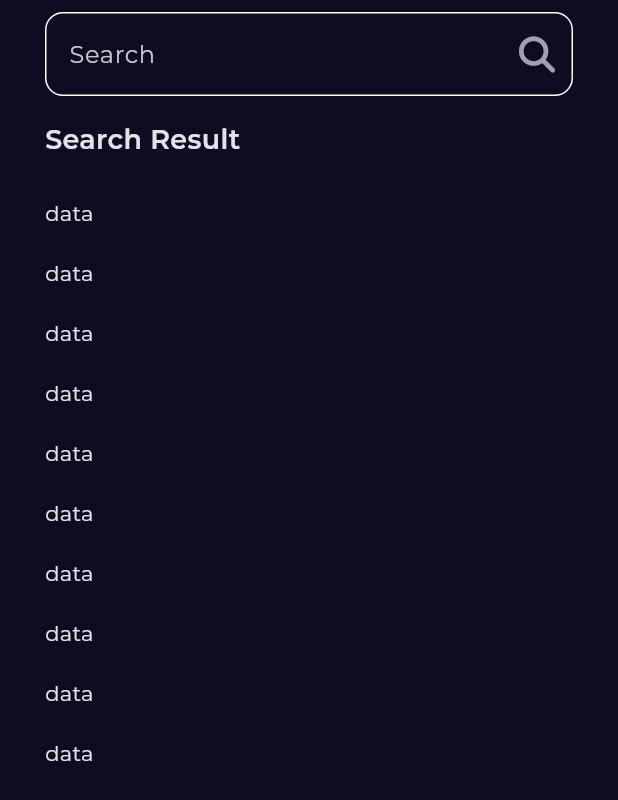
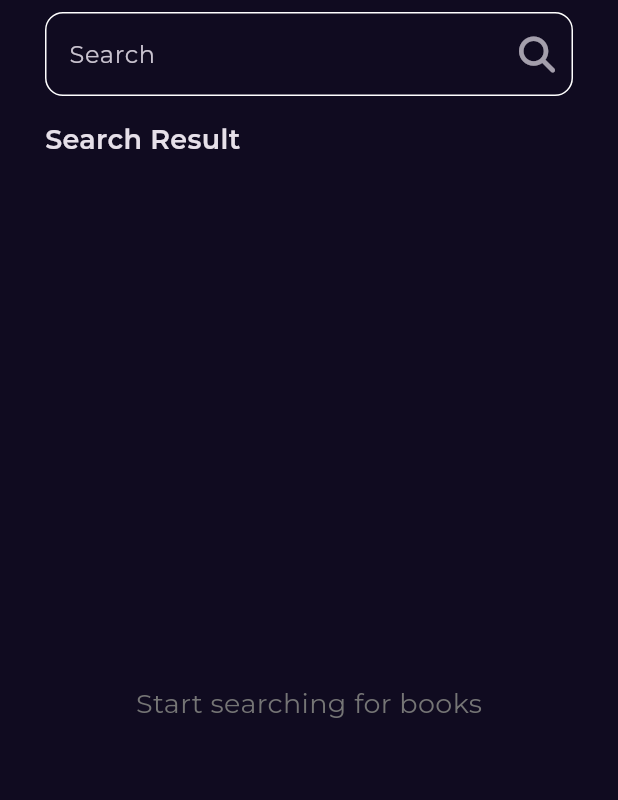
Before and after one commit to Ahmed-khedrovica/booklyapp, a Flutter app: the SearchView screen opened by its route, on a phone screen of 412 x 824 dp. Shown: the top 800 px of the screen. Run offline on Flutter 3.47's test engine with Material 3 defaults, Android fonts, the phone set to English and light mode, and no system bars; our stand-ins replace bloc, cached_network_image, dartz, dio, equatable, flutter_bloc and 4 more; network calls fail.

Commit message:
search view done

```diff
--- a/lib/Features/home/presentation/views/widgets/book_action.dart
+++ b/lib/Features/home/presentation/views/widgets/book_action.dart
@@ -1,7 +1,6 @@
 import 'package:booklyapp/Features/home/data/models/book_model/book_model.dart';
 import 'package:flutter/material.dart';
 
-import '../../../../../core/utils/functions/launch_url.dart';
 import '../../../../../core/widgets/custom_button.dart';
 
 class BooksAction extends StatelessWidget {
@@ -25,7 +24,7 @@ class BooksAction extends StatelessWidget {
         Expanded(
           child: CustomButton(
             onPressed: () async{
-              launchCustomUrl(context , bookModel.volumeInfo.previewLink);
+              // TODO: Implement URL launcher
             },
             text: getText(bookModel),
             backgroundColor: Colors.orange,
--- /dev/null
+++ b/lib/Features/search/data/repos/search_repo.dart
@@ -0,0 +1,7 @@
+import 'package:booklyapp/Features/home/data/models/book_model/book_model.dart';
+import 'package:booklyapp/core/errors/failures.dart';
+import 'package:dartz/dartz.dart';
+
+abstract class SearchRepo{
+  Future<Either<Failure , List<BookModel>>> searchBooks(String query);
+}
--- /dev/null
+++ b/lib/Features/search/data/repos/search_repo_impl.dart
@@ -0,0 +1,33 @@
+import 'package:booklyapp/Features/home/data/models/book_model/book_model.dart';
+import 'package:booklyapp/Features/search/data/repos/search_repo.dart';
+import 'package:booklyapp/core/errors/failures.dart';
+import 'package:booklyapp/core/utils/api_service.dart';
+import 'package:dartz/dartz.dart';
+import 'package:dio/dio.dart';
+
+class SearchRepoImpl extends SearchRepo {
+  final ApiService apiService;
+
+  SearchRepoImpl(this.apiService);
+
+  @override
+  Future<Either<Failure, List<BookModel>>> searchBooks(String query) async {
+    try {
+      var data = await apiService.get(
+        endPoint: 'volumes?q=$query&Filtering=free-ebooks',
+      );
+      List<BookModel> books = [];
+
+      for (var item in data['items']) {
+        books.add(BookModel.fromJson(item));
+      }
+
+      return right(books);
+    } catch (e) {
+      if (e is DioException) {
+        return left(ServerFailure.fromDioException(e));
+      }
+      return left(ServerFailure(e.toString()));
+    }
+  }
+}
--- /dev/null
+++ b/lib/Features/search/presentation/manger/search cubit/searc_cubit.dart
@@ -0,0 +1,28 @@
+import 'package:bloc/bloc.dart';
+import 'package:booklyapp/Features/home/data/models/book_model/book_model.dart';
+import 'package:equatable/equatable.dart';
+import 'package:meta/meta.dart';
+
+import '../../../data/repos/search_repo.dart';
+
+part 'searc_state.dart';
+
+class SearchCubit extends Cubit<SearchState> {
+  SearchCubit(this.searchRepo) : super(SearchInitial());
+
+  final SearchRepo searchRepo;
+
+  Future<void> searchBooks(String query) async {
+    emit(SearchLoading());
+
+    var result = await searchRepo.searchBooks(query);
+    result.fold(
+          (failure) {
+        emit(SearchFailure(failure.errMessage));
+      },
+          (books) {
+        emit(SearchSuccess(books));
+      },
+    );
+  }
+}
--- /dev/null
+++ b/lib/Features/search/presentation/manger/search cubit/searc_state.dart
@@ -0,0 +1,29 @@
+part of 'searc_cubit.dart';
+
+@immutable
+sealed class SearchState extends Equatable{
+  @override
+  List<Object?> get props => [];
+}
+
+final class SearchInitial extends SearchState {}
+
+final class SearchLoading extends SearchState {}
+
+final class SearchFailure extends SearchState {
+  final String errMessage;
+
+  SearchFailure(this.errMessage);
+
+  @override
+  List<Object?> get props => [errMessage];
+}
+
+final class SearchSuccess extends SearchState {
+  final List<BookModel> books;
+
+  SearchSuccess(this.books);
+
+  @override
+  List<Object?> get props => [books];
+}
--- a/lib/Features/search/presentation/views/search_view.dart
+++ b/lib/Features/search/presentation/views/search_view.dart
@@ -2,14 +2,23 @@ import 'package:booklyapp/Features/search/presentation/views/widgets/search_view
 import 'package:booklyapp/constants.dart';
 import 'package:flutter/material.dart';
 
-class SearchView extends StatelessWidget {
+class SearchView extends StatefulWidget {
   const SearchView({super.key});
 
   @override
+  State<SearchView> createState() => _SearchViewState();
+}
+
+class _SearchViewState extends State<SearchView> {
+  @override
+  void initState() {
+    super.initState();
+  }
+  @override
   Widget build(BuildContext context) {
-    return const Scaffold(
+    return  Scaffold(
       body: SafeArea(
-        child: Padding(padding: padding, child: SearchViewBody()),
+        child: Padding(padding: padding, child: const SearchViewBody()),
       ),
     );
   }
--- a/lib/Features/search/presentation/views/widgets/custom_search_text_field.dart
+++ b/lib/Features/search/presentation/views/widgets/custom_search_text_field.dart
@@ -1,18 +1,31 @@
 import 'package:flutter/material.dart';
 import 'package:font_awesome_flutter/font_awesome_flutter.dart';
 
-class CustomSearchTextField extends StatelessWidget {
-  const CustomSearchTextField({super.key});
+class CustomSearchTextField extends StatefulWidget {
+  final Function(String) onChanged;
+
+  const CustomSearchTextField({super.key, required this.onChanged});
+
+  @override
+  State<CustomSearchTextField> createState() => _CustomSearchTextFieldState();
+}
+
+class _CustomSearchTextFieldState extends State<CustomSearchTextField> {
+  final TextEditingController _controller = TextEditingController();
 
   @override
   Widget build(BuildContext context) {
     return TextField(
+      controller: _controller,
+      onChanged: widget.onChanged,
       decoration: InputDecoration(
         hintText: 'Search',
         focusedBorder: buildOutlineInputBorder(),
         enabledBorder: buildOutlineInputBorder(),
         suffixIcon: IconButton(
-          onPressed: () {},
+          onPressed: () {
+            widget.onChanged(_controller.text);
+          },
           icon: Opacity(
             opacity: 0.8,
             child: Icon(FontAwesomeIcons.magnifyingGlass),
--- a/lib/Features/search/presentation/views/widgets/search_list_view.dart
+++ b/lib/Features/search/presentation/views/widgets/search_list_view.dart
@@ -1,20 +1,43 @@
+import 'package:booklyapp/Features/search/presentation/manger/search%20cubit/searc_cubit.dart';
+import 'package:booklyapp/Features/search/presentation/views/widgets/search_result_item.dart';
+import 'package:booklyapp/core/widgets/custom_error_widget.dart';
+import 'package:booklyapp/core/widgets/custom_loading_indicator.dart';
 import 'package:flutter/material.dart';
+import 'package:flutter_bloc/flutter_bloc.dart';
 
 class SearchResultListView extends StatelessWidget {
   const SearchResultListView({super.key});
 
-
   @override
   Widget build(BuildContext context) {
-    return ListView.builder(
-      padding: EdgeInsets.zero,
-      itemCount: 10,
-      itemBuilder: (context, index) {
-        return  Padding(
-          padding: EdgeInsets.symmetric(vertical: 10),
-          // child: BookListViewItem(bookModel: ,),
-          child: Text('data'),
-        );
+    return BlocBuilder<SearchCubit, SearchState>(
+      builder: (context, state) {
+        if (state is SearchSuccess) {
+          return ListView.builder(
+            padding: EdgeInsets.zero,
+            itemCount: state.books.length,
+            itemBuilder: (context, index) {
+              return Padding(
+                padding: EdgeInsets.symmetric(vertical: 10),
+                child: SearchResultItem(bookModel: state.books[index]),
+              );
+            },
+          );
+        } else if (state is SearchFailure) {
+          return CustomErrorWidget(errMessage: state.errMessage);
+        } else if (state is SearchLoading) {
+          return CustomLoadingIndicator();
+        } else {
+          return Center(
+            child: Text(
+              'Start searching for books',
+              style: TextStyle(
+                fontSize: 18,
+                color: Colors.grey[600],
+              ),
+            ),
+          );
+        }
       },
     );
   }
--- a/lib/Features/search/presentation/views/widgets/search_view_body.dart
+++ b/lib/Features/search/presentation/views/widgets/search_view_body.dart
@@ -1,5 +1,7 @@
+import 'package:booklyapp/Features/search/presentation/manger/search%20cubit/searc_cubit.dart';
 import 'package:booklyapp/Features/search/presentation/views/widgets/search_list_view.dart';
 import 'package:flutter/material.dart';
+import 'package:flutter_bloc/flutter_bloc.dart';
 
 import '../../../../../core/utils/styles.dart';
 import 'custom_search_text_field.dart';
@@ -12,11 +14,17 @@ class SearchViewBody extends StatelessWidget {
     return Column(
       crossAxisAlignment: CrossAxisAlignment.start,
       children: [
-        CustomSearchTextField(),
+        CustomSearchTextField(
+          onChanged: (query) {
+            if (query.isNotEmpty) {
+              BlocProvider.of<SearchCubit>(context).searchBooks(query);
+            }
+          },
+        ),
         SizedBox(height: 16),
         Text('Search Result', style: Styles.textStyle18),
         SizedBox(height: 16),
-        Expanded(child: SearchResultListView()),
+        const Expanded(child: SearchResultListView()),
       ],
     );
   }
--- a/lib/core/utils/app_router.dart
+++ b/lib/core/utils/app_router.dart
@@ -3,6 +3,8 @@ import 'package:booklyapp/Features/home/data/repos/home_repo_impl.dart';
 import 'package:booklyapp/Features/home/presentation/manger/simliar%20book%20cubit/similar_book_cubit.dart';
 import 'package:booklyapp/Features/home/presentation/views/book_details_view.dart';
 import 'package:booklyapp/Features/home/presentation/views/home_view.dart';
+import 'package:booklyapp/Features/search/data/repos/search_repo_impl.dart';
+import 'package:booklyapp/Features/search/presentation/manger/search%20cubit/searc_cubit.dart';
 import 'package:booklyapp/Features/search/presentation/views/search_view.dart';
 import 'package:booklyapp/Features/splash/presentation/views/splash_view.dart';
 import 'package:booklyapp/core/utils/service_locator.dart';
@@ -42,7 +44,10 @@ abstract class AppRouter {
           GoRoute(
             path: searchView,
             builder: (BuildContext context, GoRouterState state) {
-              return const SearchView();
+              return BlocProvider(
+                create: (context) => SearchCubit(getIt.get<SearchRepoImpl>()),
+                child: const SearchView(),
+              );
             },
           ),
         ],
--- a/lib/core/utils/service_locator.dart
+++ b/lib/core/utils/service_locator.dart
@@ -1,4 +1,5 @@
 import 'package:booklyapp/Features/home/data/repos/home_repo_impl.dart';
+import 'package:booklyapp/Features/search/data/repos/search_repo_impl.dart';
 import 'package:booklyapp/core/utils/api_service.dart';
 import 'package:dio/dio.dart';
 import 'package:get_it/get_it.dart';
@@ -12,4 +13,8 @@ void setupServiceLocator() {
   getIt.registerSingleton<HomeRepoImpl>(HomeRepoImpl(
    getIt.get<ApiService>(),
   ),);
+
+  getIt.registerSingleton<SearchRepoImpl>(SearchRepoImpl(
+   getIt.get<ApiService>(),
+  ),);
 }
--- a/lib/main.dart
+++ b/lib/main.dart
@@ -1,6 +1,8 @@
 import 'package:booklyapp/Features/home/data/repos/home_repo_impl.dart';
 import 'package:booklyapp/Features/home/presentation/manger/featured%20books%20cubit/featured_books_cubit.dart';
 import 'package:booklyapp/Features/home/presentation/manger/newest%20books%20cubit/newest_books_cubit.dart';
+import 'package:booklyapp/Features/search/data/repos/search_repo_impl.dart';
+import 'package:booklyapp/Features/search/presentation/manger/search%20cubit/searc_cubit.dart';
 import 'package:booklyapp/constants.dart';
 import 'package:booklyapp/core/utils/app_router.dart';
 import 'package:booklyapp/core/utils/service_locator.dart';
@@ -30,6 +32,9 @@ class BooklyApp extends StatelessWidget {
               NewestBooksCubit(getIt.get<HomeRepoImpl>())
                 ..fetchNewestBooks(),
         ),
+        BlocProvider(
+          create: (context) => SearchCubit(getIt.get<SearchRepoImpl>()),
+        ),
       ],
       child: MaterialApp.router(
         routerConfig: AppRouter.router,
--- a/pubspec.yaml
+++ b/pubspec.yaml
@@ -45,7 +45,6 @@ dependencies:
   bloc: ^9.0.1
   meta: ^1.12.0
   cached_network_image: ^3.4.1
-  url_launcher: ^6.3.2
 
 dev_dependencies:
   flutter_test:
```
Also changed, not shown: lib/core/utils/functions/launch_url.dart (deleted, +0 -15 lines), lib/generated/assets.dart, pubspec.lock.
